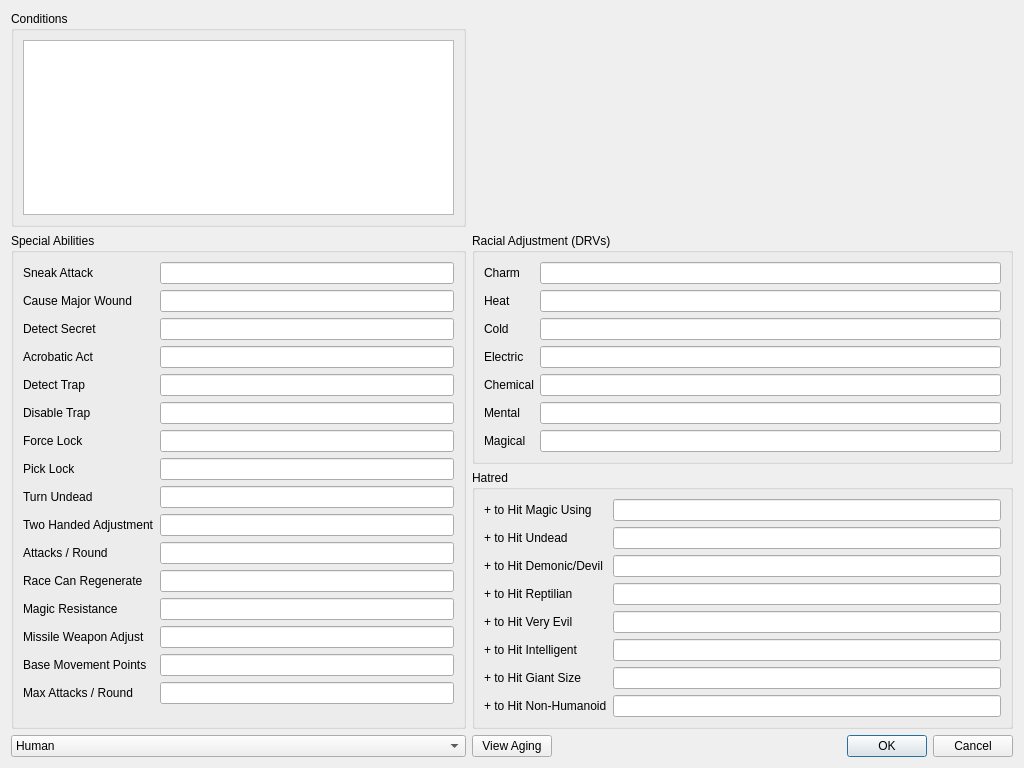
Before: the Qt Designer form CharacterEditor/racestatsview.ui in DrItanium/realmz_tools, drawn with Qt 5.
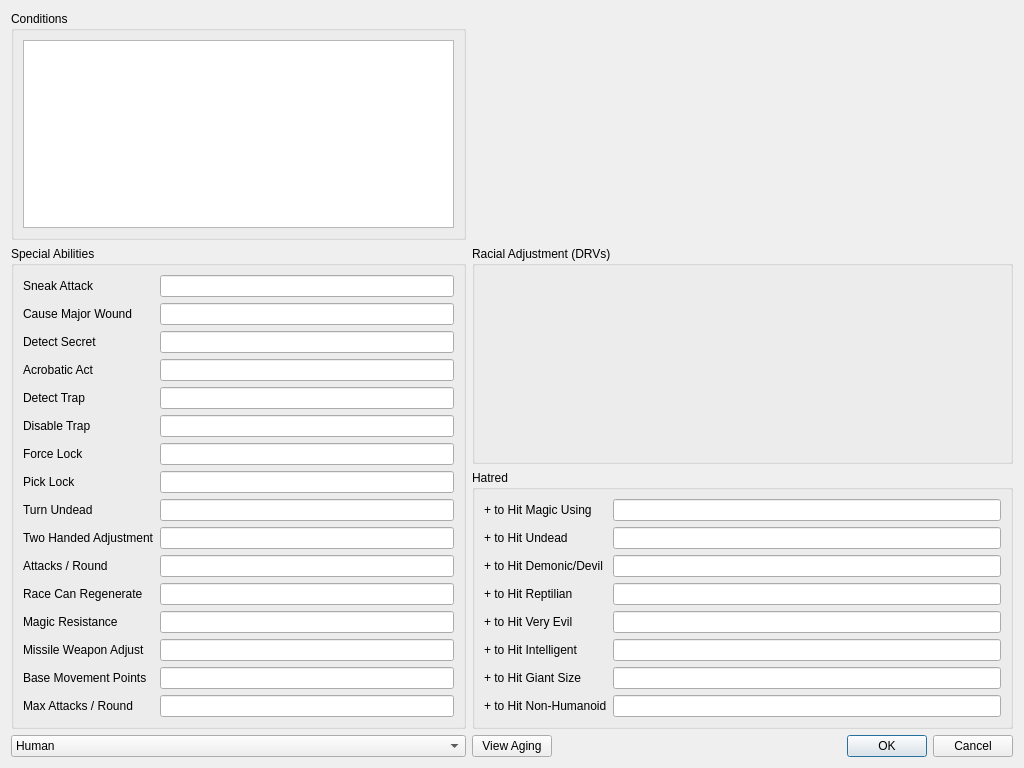
After: the same form once the commit is applied. Custom widgets are drawn as their Qt base class.

Commit message: Race stats dialog uses the drv container type

The edit to the form file:
```diff
--- a/CharacterEditor/racestatsview.ui
+++ b/CharacterEditor/racestatsview.ui
@@ -265,103 +265,8 @@
       <string>Racial Adjustment (DRVs)</string>
      </property>
      <layout class="QGridLayout" name="gridLayout_6">
-      <item row="0" column="1">
-       <widget class="QLineEdit" name="charmDRV">
-        <property name="readOnly">
-         <bool>true</bool>
-        </property>
-       </widget>
-      </item>
-      <item row="4" column="1">
-       <widget class="QLineEdit" name="chemicalDRV">
-        <property name="readOnly">
-         <bool>true</bool>
-        </property>
-       </widget>
-      </item>
-      <item row="2" column="0">
-       <widget class="QLabel" name="label_14">
-        <property name="text">
-         <string>Cold</string>
-        </property>
-       </widget>
-      </item>
-      <item row="2" column="1">
-       <widget class="QLineEdit" name="coldDRV">
-        <property name="readOnly">
-         <bool>true</bool>
-        </property>
-       </widget>
-      </item>
       <item row="0" column="0">
-       <widget class="QLabel" name="label_12">
-        <property name="text">
-         <string>Charm</string>
-        </property>
-       </widget>
-      </item>
-      <item row="4" column="0">
-       <widget class="QLabel" name="label_16">
-        <property name="text">
-         <string>Chemical</string>
-        </property>
-       </widget>
-      </item>
-      <item row="5" column="0">
-       <widget class="QLabel" name="label_17">
-        <property name="text">
-         <string>Mental</string>
-        </property>
-       </widget>
-      </item>
-      <item row="5" column="1">
-       <widget class="QLineEdit" name="mentalDRV">
-        <property name="readOnly">
-         <bool>true</bool>
-        </property>
-       </widget>
-      </item>
-      <item row="1" column="0">
-       <widget class="QLabel" name="label_13">
-        <property name="text">
-         <string>Heat</string>
-        </property>
-       </widget>
-      </item>
-      <item row="6" column="0">
-       <widget class="QLabel" name="label_18">
-        <property name="text">
-         <string>Magical</string>
-        </property>
-       </widget>
-      </item>
-      <item row="3" column="0">
-       <widget class="QLabel" name="label_15">
-        <property name="text">
-         <string>Electric</string>
-        </property>
-       </widget>
-      </item>
-      <item row="3" column="1">
-       <widget class="QLineEdit" name="electricDRV">
-        <property name="readOnly">
-         <bool>true</bool>
-        </property>
-       </widget>
-      </item>
-      <item row="1" column="1">
-       <widget class="QLineEdit" name="heatDRV">
-        <property name="readOnly">
-         <bool>true</bool>
-        </property>
-       </widget>
-      </item>
-      <item row="6" column="1">
-       <widget class="QLineEdit" name="magicalDRV">
-        <property name="readOnly">
-         <bool>true</bool>
-        </property>
-       </widget>
+       <widget class="CoreDRVsView" name="widget" native="true"/>
       </item>
      </layout>
     </widget>
@@ -621,6 +526,15 @@
     <slot>updateFields(realmz::Attributes)</slot>
    </slots>
   </customwidget>
+  <customwidget>
+   <class>CoreDRVsView</class>
+   <extends>QWidget</extends>
+   <header>coredrvsview.h</header>
+   <container>1</container>
+   <slots>
+    <slot>populate(realmz::DRVAdjustments)</slot>
+   </slots>
+  </customwidget>
  </customwidgets>
  <resources/>
  <connections>
```
Left out of the diff: 17 changed lines with no effect on the pictures. The commit also changes 2 other files.
